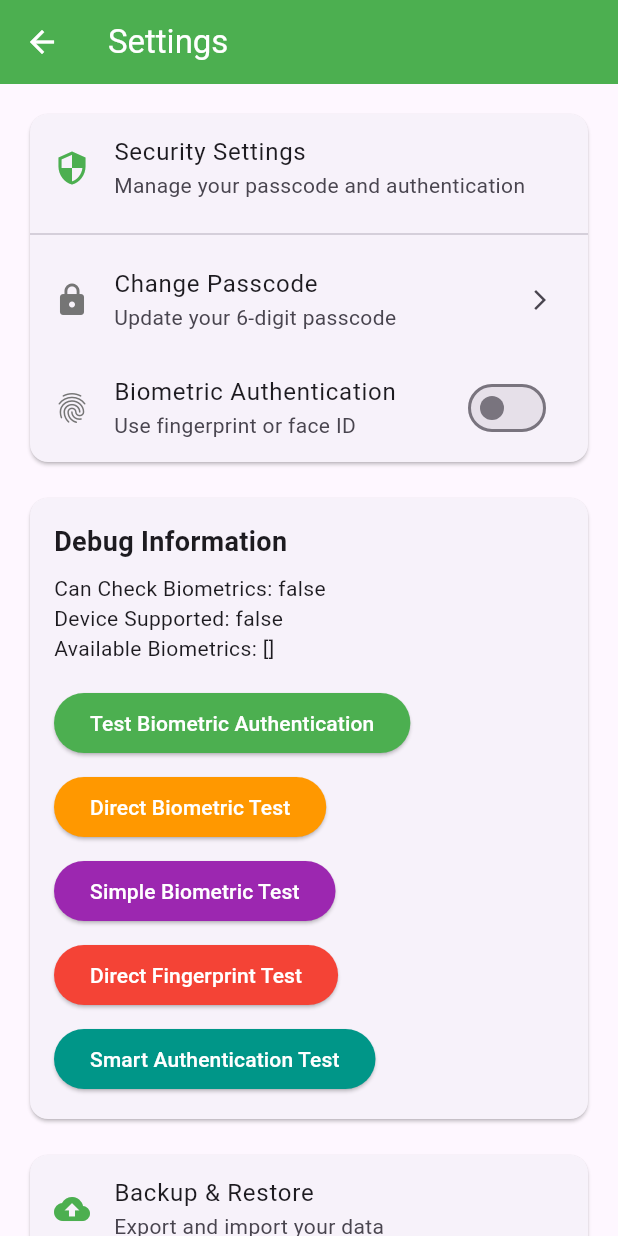
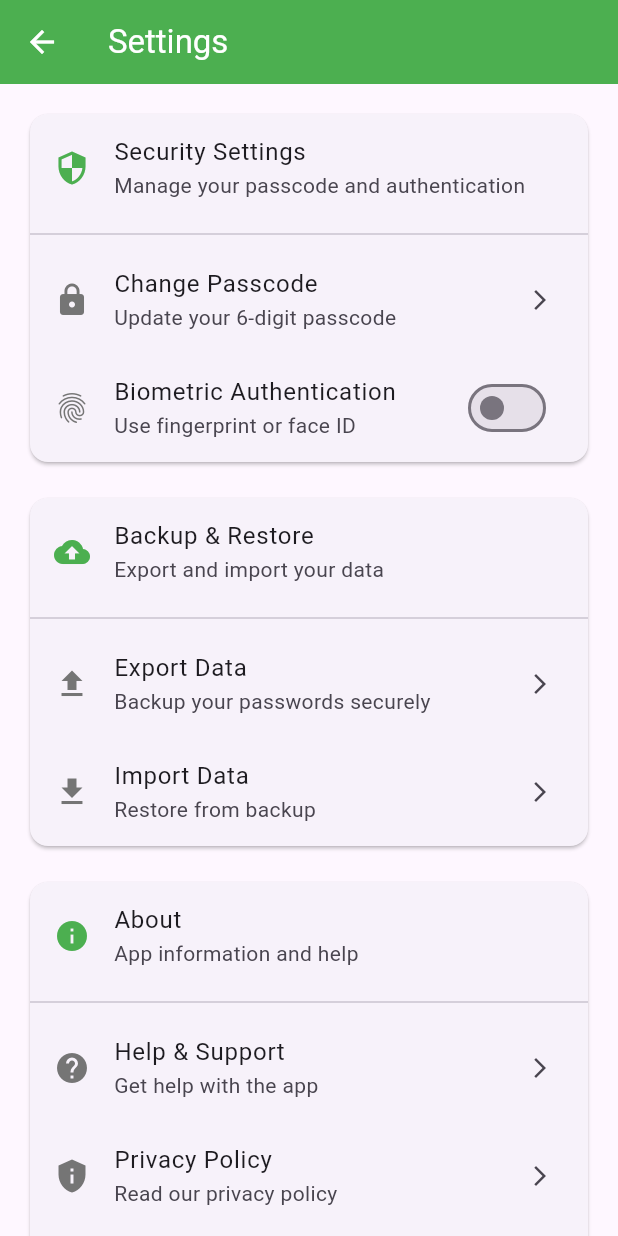
Before and after one commit to tuannp1996/hi-secure, a Flutter app: the screen it shows after launch, after a tap on the "settings" icon, on a phone screen of 412 x 824 dp. Run offline on Flutter 3.47's test engine with Material 3 defaults, Android fonts, the light colour scheme and no system bars; our stand-ins replace flutter_secure_storage, local_auth, shared_preferences; missing offline and left inert: device_apps.

Commit message:
feat: update authenticate, change color

```diff
--- a/lib/screens/settings_screen.dart
+++ b/lib/screens/settings_screen.dart
@@ -26,18 +26,36 @@ class _SettingsScreenState extends State<SettingsScreen> {
   Future<void> _loadSettings() async {
     final enabled = await authService.isBiometricEnabled();
     final status = await authService.getBiometricStatus();
+    final passcodeSet = await authService.isPasscodeSet();
 
     setState(() {
       _biometricEnabled = enabled;
       _biometricStatus = status;
+      // Add passcode status to the map for display
+      _biometricStatus['passcodeSet'] = passcodeSet;
     });
   }
 
   Future<void> _toggleBiometric(bool value) async {
-    await authService.setBiometricEnabled(value);
-    setState(() {
-      _biometricEnabled = value;
-    });
+    if (value) {
+      // Enable biometric
+      final success = await authService.enableBiometricAfterPasscode(context);
+      if (success) {
+        setState(() {
+          _biometricEnabled = true;
+        });
+        _showTestResult('Biometric enabled successfully!', true);
+      } else {
+        _showTestResult('Failed to enable biometric', false);
+      }
+    } else {
+      // Disable biometric
+      await authService.disableBiometric();
+      setState(() {
+        _biometricEnabled = false;
+      });
+      _showTestResult('Biometric disabled', null);
+    }
   }
 
   Future<void> _testBiometric() async {
@@ -382,72 +400,6 @@ class _SettingsScreenState extends State<SettingsScreen> {
           ),
           SizedBox(height: 16),
           Card(
-            child: Padding(
-              padding: EdgeInsets.all(16),
-              child: Column(
-                crossAxisAlignment: CrossAxisAlignment.start,
-                children: [
-                  Text(
-                    'Debug Information',
-                    style: TextStyle(fontSize: 18, fontWeight: FontWeight.bold),
-                  ),
-                  SizedBox(height: 8),
-                  Text('Can Check Biometrics: ${_biometricStatus['canCheckBiometrics'] ?? 'Unknown'}'),
-                  Text('Device Supported: ${_biometricStatus['isDeviceSupported'] ?? 'Unknown'}'),
-                  Text('Available Biometrics: ${_biometricStatus['availableBiometrics'] ?? []}'),
-                  if (_biometricStatus['error'] != null)
-                    Text('Error: ${_biometricStatus['error']}', style: TextStyle(color: Colors.red)),
-                  SizedBox(height: 16),
-                  ElevatedButton(
-                    onPressed: _testBiometric,
-                    child: Text('Test Biometric Authentication'),
-                    style: ElevatedButton.styleFrom(
-                      backgroundColor: Colors.green,
-                      foregroundColor: Colors.white,
-                    ),
-                  ),
-                  SizedBox(height: 8),
-                  ElevatedButton(
-                    onPressed: _testDirectBiometric,
-                    child: Text('Direct Biometric Test'),
-                    style: ElevatedButton.styleFrom(
-                      backgroundColor: Colors.orange,
-                      foregroundColor: Colors.white,
-                    ),
-                  ),
-                  SizedBox(height: 8),
-                  ElevatedButton(
-                    onPressed: _testSimpleBiometric,
-                    child: Text('Simple Biometric Test'),
-                    style: ElevatedButton.styleFrom(
-                      backgroundColor: Colors.purple,
-                      foregroundColor: Colors.white,
-                    ),
-                  ),
-                  SizedBox(height: 8),
-                  ElevatedButton(
-                    onPressed: _testDirectFingerprint,
-                    child: Text('Direct Fingerprint Test'),
-                    style: ElevatedButton.styleFrom(
-                      backgroundColor: Colors.red,
-                      foregroundColor: Colors.white,
-                    ),
-                  ),
-                  SizedBox(height: 8),
-                  ElevatedButton(
-                    onPressed: _testSmartAuth,
-                    child: Text('Smart Authentication Test'),
-                    style: ElevatedButton.styleFrom(
-                      backgroundColor: Colors.teal,
-                      foregroundColor: Colors.white,
-                    ),
-                  ),
-                ],
-              ),
-            ),
-          ),
-          SizedBox(height: 16),
-          Card(
             child: Column(
               children: [
                 ListTile(
```
Also changed, not shown: lib/screens/home_screen.dart (+5 -5 lines), lib/service/auth_service.dart (+249 -28 lines).
